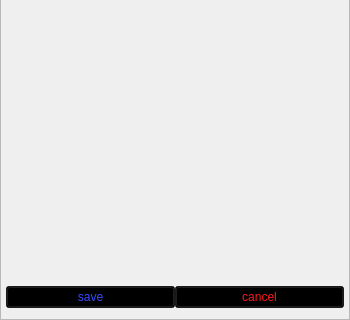
Old version of the form client/settings.ui in the repository lev12/launcher; both pictures show x 0 to 350 and y 280 to 600 of the 350 by 600 pixel window.
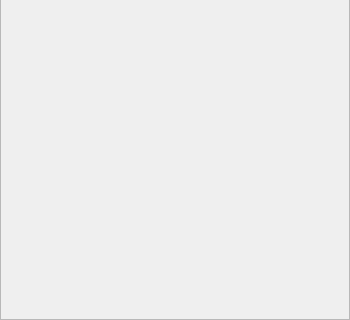
New version of the form.

```diff
--- a/client/settings.ui
+++ b/client/settings.ui
@@ -13,7 +13,7 @@
   <property name="minimumSize">
    <size>
     <width>300</width>
-    <height>550</height>
+    <height>514</height>
    </size>
   </property>
   <property name="maximumSize">
@@ -335,64 +335,6 @@
           </property>
          </spacer>
         </item>
-        <item>
-         <widget class="QFrame" name="frame">
-          <property name="minimumSize">
-           <size>
-            <width>0</width>
-            <height>32</height>
-           </size>
-          </property>
-          <property name="maximumSize">
-           <size>
-            <width>16777215</width>
-            <height>32</height>
-           </size>
-          </property>
-          <property name="styleSheet">
-           <string notr="true">font: 75 10pt &quot;Arial&quot;;</string>
-          </property>
-          <layout class="QHBoxLayout" name="horizontalLayout_4">
-           <property name="spacing">
-            <number>0</number>
-           </property>
-           <property name="leftMargin">
-            <number>0</number>
-           </property>
-           <property name="topMargin">
-            <number>0</number>
-           </property>
-           <property name="rightMargin">
-            <number>0</number>
-           </property>
-           <property name="bottomMargin">
-            <number>2</number>
-           </property>
-           <item>
-            <widget class="QPushButton" name="saveButton">
-             <property name="styleSheet">
-              <string notr="true">color: rgb(55, 75, 255);
-background-color: rgba(0, 0, 0, 200);</string>
-             </property>
-             <property name="text">
-              <string>save</string>
-             </property>
-            </widget>
-           </item>
-           <item>
-            <widget class="QPushButton" name="cancelButton">
-             <property name="styleSheet">
-              <string notr="true">color: rgb(255, 25, 25);
-background-color: rgba(0, 0, 0, 200);</string>
-             </property>
-             <property name="text">
-              <string>cancel</string>
-             </property>
-            </widget>
-           </item>
-          </layout>
-         </widget>
-        </item>
        </layout>
       </item>
      </layout>
```
